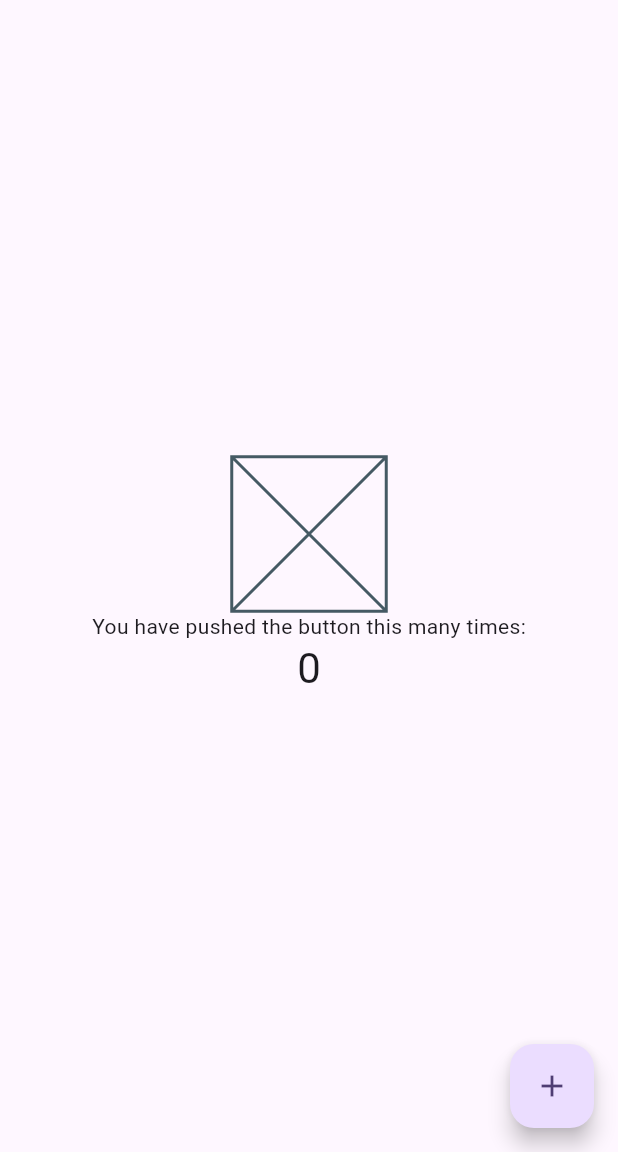
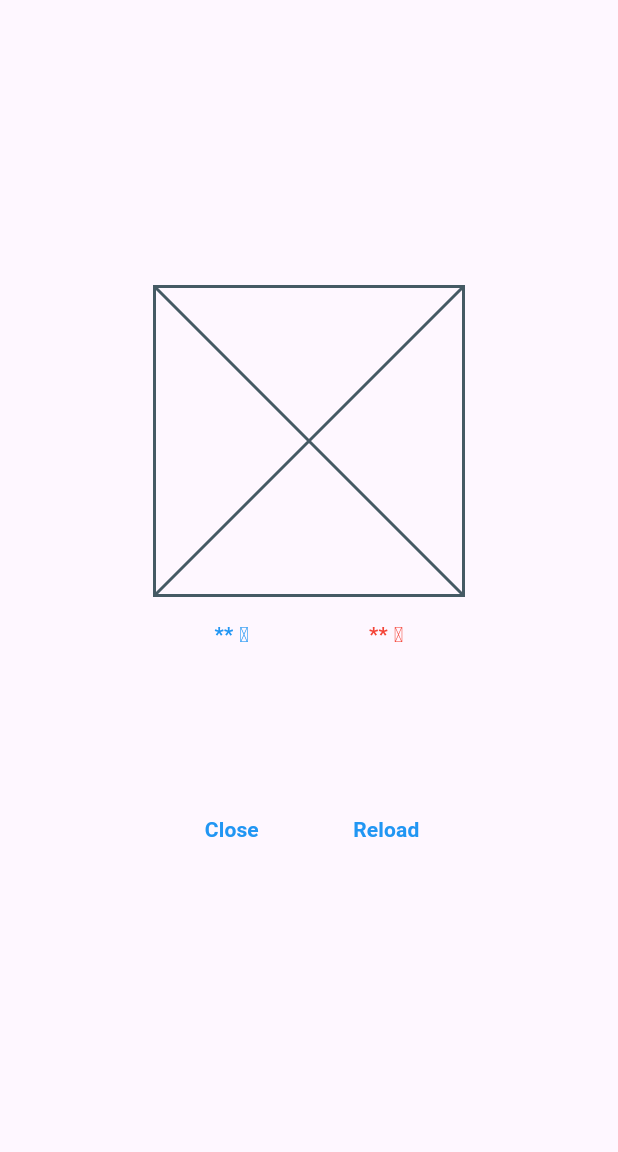
Before and after one commit to lcr3/flutter_application_1, a Flutter app: the screen it shows after launch, on a phone screen of 412 x 824 dp, the part 84-1236 px from its top. Run offline on Flutter 3.47's test engine with Material 2 defaults, Android fonts, the phone set to English and light mode, and no system bars.

Commit message:
レイアウト修正

```diff
--- a/lib/main.dart
+++ b/lib/main.dart
@@ -72,6 +72,7 @@ class _MyHomePageState extends State<MyHomePage> {
   Widget build(BuildContext context) {
     // 画面の半分サイズ
     final double placeholderWidth = MediaQuery.of(context).size.width / 2;
+    final double temperatureBoxWidth = placeholderWidth;
 
     return Scaffold(
       appBar: AppBar(
@@ -88,25 +89,78 @@ class _MyHomePageState extends State<MyHomePage> {
           mainAxisAlignment: MainAxisAlignment.center,
           children: <Widget>[
             SizedBox(
-              width: placeholderWidth / 2,
-              height: placeholderWidth / 2,
+              width: placeholderWidth,
+              height: placeholderWidth,
               child: const Placeholder(),
             ),
-            const Text(
-              'You have pushed the button this many times:',
+            Container(
+              padding: const EdgeInsets.only(top: 16, bottom: 16),
+              width: temperatureBoxWidth,
+              child: Row(
+                children: [
+                  Expanded(
+                    child: Text(
+                      "** ℃",
+                      style: TextStyle(
+                          color: Colors.blue,
+                          fontWeight: Theme.of(context)
+                              .textTheme
+                              .labelLarge
+                              ?.fontWeight),
+                      textAlign: TextAlign.center,
+                    ),
+                  ),
+                  Expanded(
+                      child: Text(
+                    "** ℃",
+                    style: TextStyle(
+                        color: Colors.red,
+                        fontWeight:
+                            Theme.of(context).textTheme.labelLarge?.fontWeight),
+                    textAlign: TextAlign.center,
+                  )),
+                ],
+              ),
             ),
-            Text(
-              '$_counter',
-              style: Theme.of(context).textTheme.headlineMedium,
+            Container(
+              width: temperatureBoxWidth,
+              padding: const EdgeInsets.only(top: 80),
+              child: Row(
+                children: [
+                  Expanded(
+                    child: TextButton(
+                      onPressed: () {},
+                      style: TextButton.styleFrom(
+                        foregroundColor: Colors.blue,
+                      ),
+                      child: const Text(
+                        'Close',
+                        style: TextStyle(
+                          fontWeight: FontWeight.bold,
+                        ),
+                      ),
+                    ),
+                  ),
+                  Expanded(
+                    child: TextButton(
+                      onPressed: () {},
+                      style: TextButton.styleFrom(
+                        foregroundColor: Colors.blue,
+                      ),
+                      child: const Text(
+                        'Reload',
+                        style: TextStyle(
+                          fontWeight: FontWeight.bold,
+                        ),
+                      ),
+                    ),
+                  ),
+                ],
+              ),
             ),
           ],
         ),
       ),
-      floatingActionButton: FloatingActionButton(
-        onPressed: _incrementCounter,
-        tooltip: 'Increment',
-        child: const Icon(Icons.add),
-      ), // This trailing comma makes auto-formatting nicer for build methods.
     );
   }
 }
```
